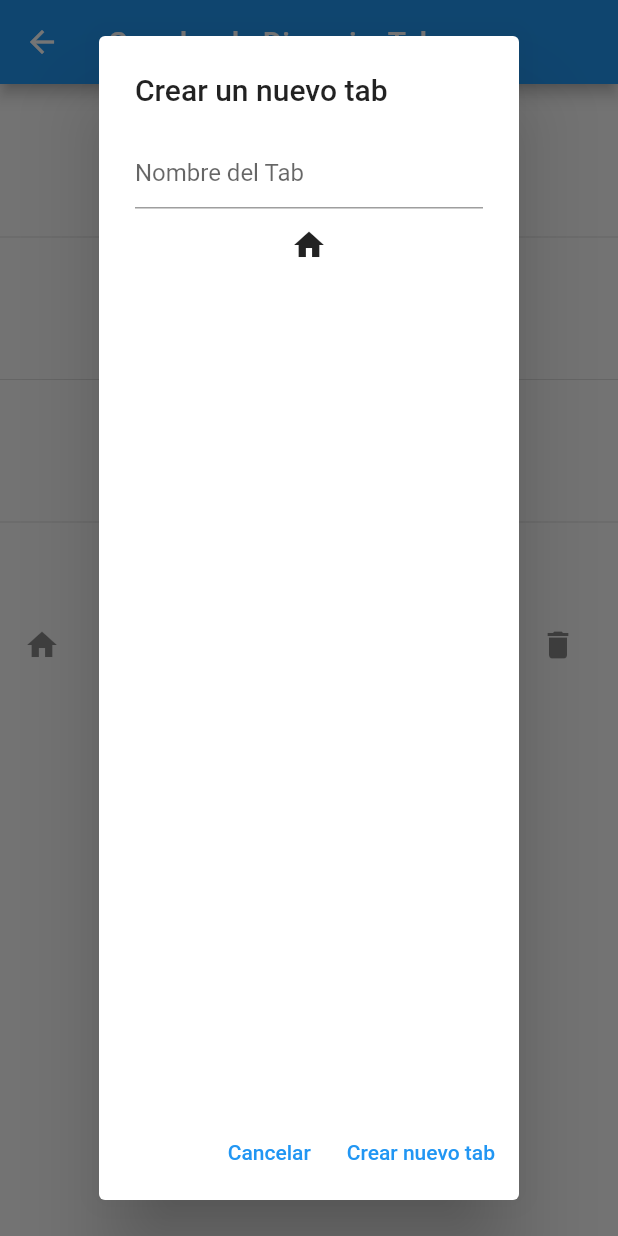
After one commit to MagnoDaza/separado, a Flutter app: the TabCreatorPage screen opened directly, after a tap on "Crear un nuevo tab", on a phone screen of 412 x 824 dp. The commit adds this screen. Run offline on Flutter 3.47's test engine with Material 2 defaults, Android fonts, the phone set to English and light mode, and no system bars; our stand-ins replace fluttertoast.

Commit message:
Se ha organizado un poco la plataforma. Se agrego un boton que abre un alertdialog para crear un nuevo tabs. Se cambiaron botones de mis dinamicstabs por iconos

```diff
--- /dev/null
+++ b/lib/new_tab_dialog.dart
@@ -0,0 +1,126 @@
+// File: new_tab_dialog.dart
+import 'package:flutter/material.dart';
+import 'package:fluttertoast/fluttertoast.dart';
+import 'package:provider/provider.dart';
+import 'icon_list.dart';
+import 'tab_provider.dart';
+
+class NewTabDialog extends StatefulWidget {
+  final int? tabIndex;
+  NewTabDialog({this.tabIndex});
+
+  @override
+  _NewTabDialogState createState() => _NewTabDialogState();
+}
+
+class _NewTabDialogState extends State<NewTabDialog> {
+  TextEditingController? _textController;
+  IconData? _icon;
+
+  @override
+  void initState() {
+    super.initState();
+    if (widget.tabIndex != null) {
+      _textController = TextEditingController(
+        text: Provider.of<TabProvider>(context, listen: false)
+            .myTabs[widget.tabIndex!]
+            .text,
+      );
+      _icon = Provider.of<TabProvider>(context, listen: false)
+          .myTabs[widget.tabIndex!]
+          .icon;
+    } else {
+      _textController = TextEditingController();
+      _icon = Icons.home;
+    }
+  }
+
+  @override
+  Widget build(BuildContext context) {
+    return AlertDialog(
+      title:
+          Text(widget.tabIndex != null ? 'Editar Tab' : 'Crear un nuevo tab'),
+      content: Column(
+        children: <Widget>[
+          TextField(
+            controller: _textController,
+            decoration: InputDecoration(hintText: "Nombre del Tab"),
+          ),
+          IconButton(
+            icon: Icon(_icon),
+            onPressed: () async {
+              IconData? selectedIcon = await showDialog<IconData>(
+                context: context,
+                builder: (BuildContext context) {
+                  return Dialog(
+                    child: IconList(),
+                  );
+                },
+              );
+              if (selectedIcon != null) {
+                setState(() {
+                  _icon = selectedIcon;
+                });
+              }
+            },
+          ),
+        ],
+      ),
+      actions: <Widget>[
+        TextButton(
+          child: Text('Cancelar'),
+          onPressed: () => Navigator.of(context).pop(),
+        ),
+        TextButton(
+          child: Text(widget.tabIndex != null
+              ? 'Confirmar edición'
+              : 'Crear nuevo tab'),
+          onPressed: () {
+            if (_textController != null &&
+                _icon != null &&
+                _textController!.text.isNotEmpty) {
+              if (widget.tabIndex != null) {
+                Provider.of<TabProvider>(context, listen: false)
+                    .updateTab(widget.tabIndex!, _textController!.text, _icon!);
+                Fluttertoast.showToast(
+                  msg: "Tab actualizado",
+                  toastLength: Toast.LENGTH_SHORT,
+                  gravity: ToastGravity.BOTTOM,
+                );
+              } else {
+                bool tabExists =
+                    Provider.of<TabProvider>(context, listen: false)
+                        .myTabs
+                        .any((tab) => tab.text == _textController!.text);
+                if (tabExists) {
+                  Fluttertoast.showToast(
+                    msg: "No se pueden tener tabs con el mismo nombre",
+                    toastLength: Toast.LENGTH_SHORT,
+                    gravity: ToastGravity.BOTTOM,
+                  );
+                } else {
+                  Provider.of<TabProvider>(context, listen: false)
+                      .addTab(_textController!.text, _icon!);
+                  Fluttertoast.showToast(
+                    msg: "Tab creado",
+                    toastLength: Toast.LENGTH_SHORT,
+                    gravity: ToastGravity.BOTTOM,
+                  );
+                  _textController!.clear();
+                  FocusScope.of(context).unfocus();
+                }
+              }
+            } else {
+              Fluttertoast.showToast(
+                msg: "Por favor, proporciona un nombre para el tab",
+                toastLength: Toast.LENGTH_SHORT,
+                gravity: ToastGravity.BOTTOM,
+              );
+            }
+            Navigator.of(context).pop();
+          },
+        ),
+      ],
+    );
+  }
+}
```
Also changed, not shown: lib/tab_creator_page.dart (+60 -210 lines).
